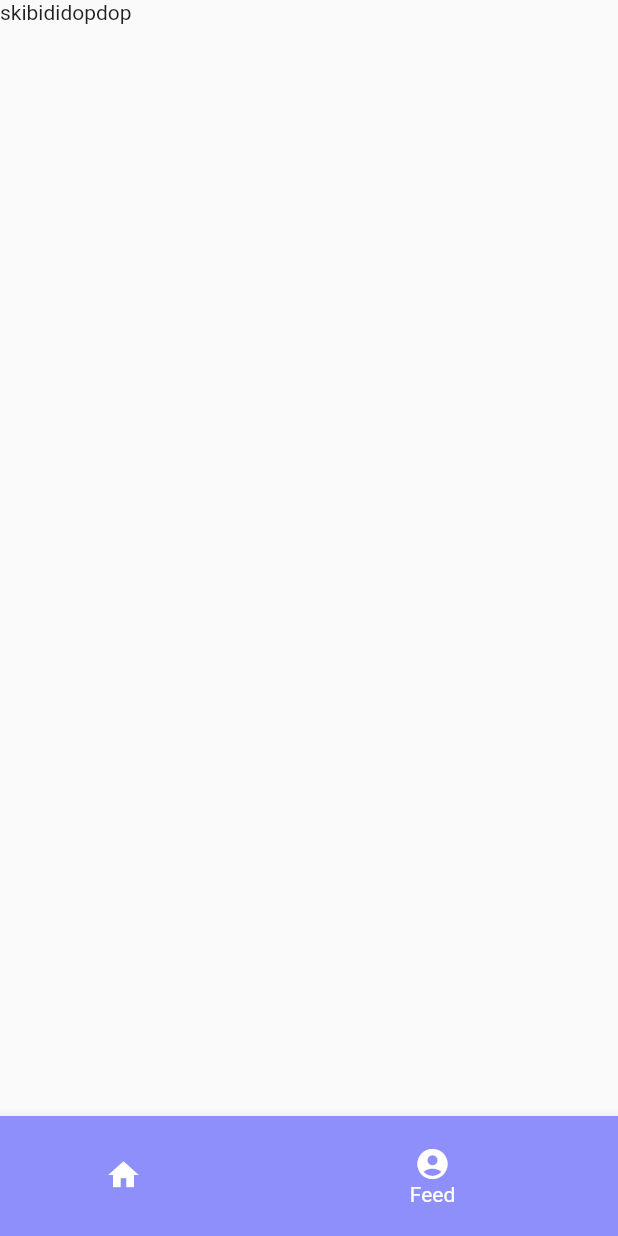
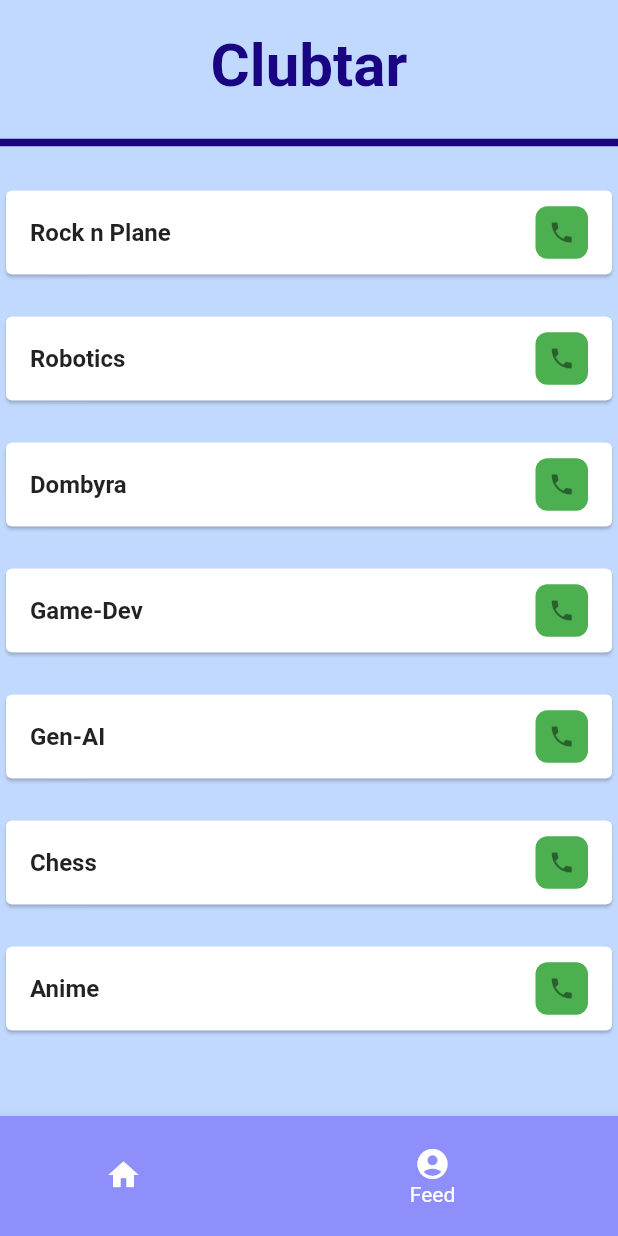
Before and after one commit to HMM76/nishack2023, a Flutter app: the screen it shows after launch, item 2 of the bottom bar chosen, on a phone screen of 412 x 824 dp. Run offline on Flutter 3.47's test engine with Material 2 defaults, Android fonts, the light colour scheme and no system bars; our stand-ins replace youtube_player_flutter.

Commit message:
ui final

```diff
--- /dev/null
+++ b/lib/clubz.dart
@@ -0,0 +1,98 @@
+import 'package:flutter/material.dart';
+import 'package:nishack2023/clubdesc.dart';
+
+class Clubzz extends StatefulWidget {
+  const Clubzz({super.key});
+
+  @override
+  State<Clubzz> createState() => _ClubzzState();
+}
+
+class Food {
+  final String name;
+
+  Food({required this.name});
+}
+
+class _ClubzzState extends State<Clubzz> {
+  List<Food> dishes = [
+    Food(name: 'Rock n Plane'),
+    Food(
+        name: 'Robotics'),
+    Food(
+        name: 'Dombyra'),
+    Food(name: 'Game-Dev'),
+    Food(name: 'Gen-AI'),
+    Food(name: 'Chess'),
+    Food(
+        name: 'Anime'),
+  ];
+  @override
+  Widget build(BuildContext context) {
+    return Scaffold(
+      body: Padding(
+        padding: const EdgeInsets.only(top: 20),
+        child: Column(
+          children: [
+            const Align(
+              alignment: Alignment(0, -0.8),
+              child: Text(
+                "Clubtar",
+                style: TextStyle(
+                    fontSize: 40,
+                    fontWeight: FontWeight.w600,
+                    color: Color.fromRGBO(25, 4, 130, 1)),
+              ),
+            ),
+            const Padding(
+              padding: EdgeInsets.only(top: 20),
+              child: Divider(
+                color: Color.fromRGBO(25, 4, 130, 1),
+                thickness: 5,
+              ),
+            ),
+            Expanded(
+              child: ListView.builder(
+                itemCount: dishes.length,
+                itemBuilder: (context, index) {
+                  return Padding(
+                    padding: const EdgeInsets.only(top: 20),
+                    child: SizedBox(
+                      child: Card(
+                        child: ListTile(
+                          title: Text(
+                            dishes[index].name,
+                            style: const TextStyle(fontWeight: FontWeight.bold),
+                          ),
+                          trailing: Container(
+                            height: 35,
+                            width: 35,
+                            decoration: BoxDecoration(
+                                color: Colors.green,
+                                borderRadius: BorderRadius.circular(8)),
+                            child: IconButton(
+                              icon: const Icon(Icons.phone),
+                              iconSize: 18,
+                              onPressed: () {
+                                Navigator.push(
+                                  context,
+                                  MaterialPageRoute(
+                                      builder: (context) => const ClubDesc()),
+                                );
+                              },
+                            ),
+                          ),
+                        ),
+                      ),
+                    ),
+                  );
+                },
+              ),
+            )
+          ],
+        ),
+      ),
+      backgroundColor: const Color.fromRGBO(194, 217, 255, 1),
+    );
+  }
+}
--- a/lib/navbar.dart
+++ b/lib/navbar.dart
@@ -1,6 +1,7 @@
 import "package:flutter/material.dart";
 import 'package:nishack2023/ai.dart';
 import 'package:nishack2023/club.dart';
+import 'package:nishack2023/clubz.dart';
 import 'package:nishack2023/profile.dart';
 import 'package:nishack2023/subjbut.dart';
 
@@ -15,7 +16,8 @@ class _NavBarState extends State<NavBar> {
   int currentIndex = 0;
   final screens = [
     Clubs(),
-    AIHelper(),
+    Clubzz()
+
   ];
   @override
   Widget build(BuildContext context) {
--- a/pubspec.yaml
+++ b/pubspec.yaml
@@ -53,7 +53,8 @@ dev_dependencies:
 
 # The following section is specific to Flutter packages.
 flutter:
-
+  assets:
+    - assets/images/beka.jpg
   # The following line ensures that the Material Icons font is
   # included with your application, so that you can use the icons in
   # the material Icons class.
```
Also changed, not shown: lib/clubdesc.dart (added, +43 -0 lines), lib/lessons.dart (+20 -1 lines), assets/images/beka.jpg (added).
